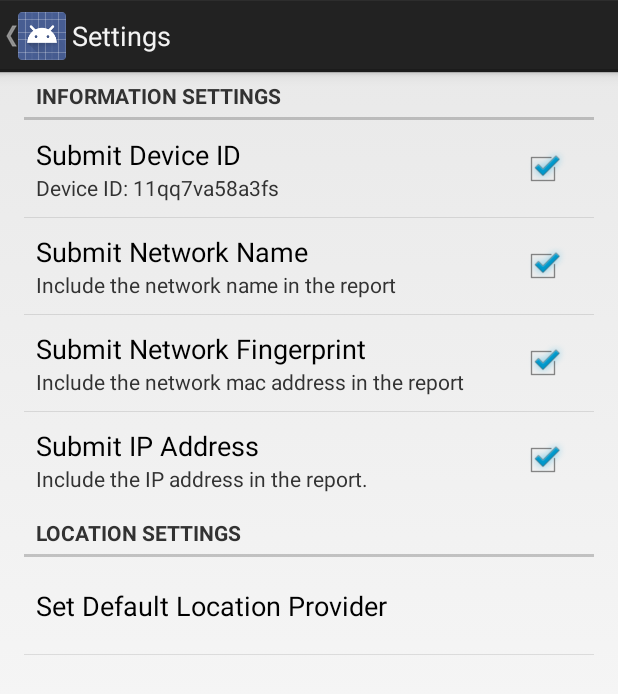
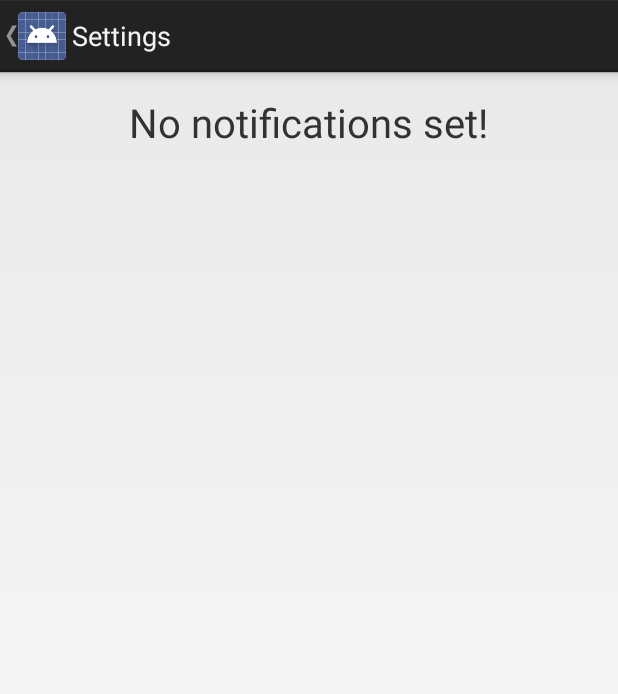
Before and after one commit to CBitLabs/geoip-android, an Android app: the SettingsActivity screen opened directly, with no data from a screen before it, on a phone screen of 412 x 824 dp. Shown: the top 694 px of the screen. Run offline under Robolectric (Android 15) with nearby library versions, the phone set to English and light mode, and no system bars.

Commit message:
notificatino settings

```diff
--- a/GeoIP/build.gradle
+++ b/GeoIP/build.gradle
@@ -3,7 +3,7 @@ buildscript {
         mavenCentral()
     }
     dependencies {
-        classpath 'com.android.tools.build:gradle:0.6.+'
+        classpath 'com.android.tools.build:gradle:0.8.+'
     }
 }
 apply plugin: 'android'
--- a/GeoIP/src/main/AndroidManifest.xml
+++ b/GeoIP/src/main/AndroidManifest.xml
@@ -47,7 +47,7 @@
                 android:value="com.cbitlabs.geoip.MainActivity" />
         </activity>
         <activity
-            android:name=".RatingDetailActivity"
+            android:name=".ScanDetailActivity"
             android:parentActivityName="com.cbitlabs.geoip.MainActivity">
             <!-- Parent activity meta-data to support API level 4+ -->
             <meta-data
--- a/GeoIP/src/main/java/com/cbitlabs/geoip/HistoryDetailActivity.java
+++ b/GeoIP/src/main/java/com/cbitlabs/geoip/HistoryDetailActivity.java
@@ -20,5 +20,6 @@ public class HistoryDetailActivity extends DetailActivity {
         setViewText(historyItem.getCreated_at_human(), R.id.item_created_at_human);
         setViewText(historyItem.getSsid(), R.id.detail_ssid);
         setRatingDetails(rating);
+        setupBtn(rating);
     }
 }
--- /dev/null
+++ b/GeoIP/src/main/java/com/cbitlabs/geoip/PrefManager.java
@@ -0,0 +1,19 @@
+package com.cbitlabs.geoip;
+
+import android.content.Context;
+import android.content.SharedPreferences;
+import android.preference.PreferenceManager;
+
+/**
+ * Created by jblum on 3/1/14.
+ */
+abstract class PrefManager {
+
+    protected static SharedPreferences.Editor getEditor(Context c) {
+        return getPreferences(c).edit();
+    }
+
+    protected static SharedPreferences getPreferences(Context c) {
+        return PreferenceManager.getDefaultSharedPreferences(c);
+    }
+}
--- a/GeoIP/src/main/java/com/cbitlabs/geoip/RatingDetailActivity.java
+++ b/GeoIP/src/main/java/com/cbitlabs/geoip/ScanDetailActivity.java
@@ -8,12 +8,13 @@ import android.widget.TextView;
 /**
  * Created by jblum on 2/25/14.
  */
-public class RatingDetailActivity extends DetailActivity {
+public class ScanDetailActivity extends DetailActivity {
 
 
     @Override
     protected void setupView() {
         Rating rating = (Rating) getIntent().getSerializableExtra(Rating.SER_KEY);
+        setupBtn(rating);
         setRatingDetails(rating);
         setViewText("", R.id.item_loc);
         setViewText("", R.id.item_created_at_human);
--- a/GeoIP/src/main/java/com/cbitlabs/geoip/ScanReportTask.java
+++ b/GeoIP/src/main/java/com/cbitlabs/geoip/ScanReportTask.java
@@ -20,9 +20,9 @@ public class ScanReportTask extends ReportingTask {
     }
 
     public void sendReport() {
-        final ArrayList<JsonObject> jsonResults = Util.getScanReport(this.context);
+        final ArrayList<JsonObject> jsonResults = Util.getScanReport(context);
 
-        if (!Util.isValidScanReport(this.context, jsonResults)) {
+        if (!Util.isValidScanReport(context, jsonResults)) {
             Log.i(Util.LOG_TAG, "Duplicate report. Scan Report not sent.");
             return;
         }
--- a/GeoIP/src/main/java/com/cbitlabs/geoip/SettingsActivity.java
+++ b/GeoIP/src/main/java/com/cbitlabs/geoip/SettingsActivity.java
@@ -1,81 +1,84 @@
 package com.cbitlabs.geoip;
 
-import android.annotation.TargetApi;
-import android.content.SharedPreferences;
-import android.os.Build;
+import android.app.Activity;
+import android.app.AlertDialog;
+import android.content.DialogInterface;
 import android.os.Bundle;
-import android.preference.CheckBoxPreference;
-import android.preference.Preference;
-import android.preference.PreferenceActivity;
-import android.preference.PreferenceManager;
-import android.support.v4.app.NavUtils;
-import android.util.Log;
-import android.view.MenuItem;
+import android.view.View;
+import android.widget.AdapterView;
+import android.widget.ArrayAdapter;
+import android.widget.ListView;
+import android.widget.TextView;
 
-import java.util.List;
+import java.util.Set;
 
-public class SettingsActivity extends PreferenceActivity implements Preference.OnPreferenceChangeListener {
-
-    private CheckBoxPreference submit_id;
-    private SharedPreferences prefs;
+public class SettingsActivity extends Activity {
+    private ArrayAdapter<String> notifcationAdaptor;
 
     @Override
     protected void onCreate(Bundle savedInstanceState) {
         super.onCreate(savedInstanceState);
-        prefs = PreferenceManager.getDefaultSharedPreferences(this);
-
         getActionBar().setDisplayHomeAsUpEnabled(true);
-
-        addPreferencesFromResource(R.xml.pref_general);
-
-        submit_id = (CheckBoxPreference) this.findPreference("submit_device_id");
-        submit_id.setOnPreferenceChangeListener(this);
-        this.updateDeviceIDHelpText();
+        setContentView(R.layout.activity_settings);
+        setAdapter();
+        setListView();
+        loadAdapter();
     }
 
-    @Override
-    public boolean onPreferenceChange(Preference preference, Object newValue) {
-        if (preference == this.submit_id) {
-            boolean doSubmit = (Boolean) newValue;
+    private void setListView() {
+        // basic setup of the ListView and adapter
+        final ListView lv = (ListView) findViewById(R.id.list);
+        lv.setAdapter(notifcationAdaptor);
+        lv.setEmptyView(findViewById(R.id.empty_element));
+        lv.setClickable(true);
+        lv.setOnItemClickListener(new AdapterView.OnItemClickListener() {
 
-            if (doSubmit) {
-                Util.generateDeviceID(this);
+            @Override
+            public void onItemClick(AdapterView<?> parent, final View view,
+                                    int position, long id) {
+
+                TextView textView = (TextView) view.findViewById(R.id.notification_ssid);
+                final String ssid = textView.getText().toString();
+                AlertDialog dialog = createDialog(ssid);
+                dialog.show();
+
             }
-            this.updateDeviceIDHelpText(doSubmit);
+
+        });
+    }
+
+    private AlertDialog createDialog(final String ssid) {
+
+
+        final AlertDialog.Builder builder = new AlertDialog.Builder(this);
+        builder.setMessage(R.string.rm_notification_title)
+                .setPositiveButton(R.string.rm_notification, new DialogInterface.OnClickListener() {
+                    public void onClick(DialogInterface dialog, int id) {
+                        NotificationManager.rmNetworkNotification(builder.getContext(), ssid);
+                        notifcationAdaptor.remove(ssid);
+                        notifcationAdaptor.notifyDataSetChanged();
+                    }
+                })
+                .setNegativeButton(R.string.cancel, new DialogInterface.OnClickListener() {
+                    public void onClick(DialogInterface dialog, int id) {
+                        dialog.dismiss();
+                    }
+                });
+
+        return builder.create();
+    }
+
+    private void setAdapter() {
+        if (notifcationAdaptor == null) {
+            notifcationAdaptor = new ArrayAdapter<String>(this, R.layout.notification_item, R.id.notification_ssid);
         }
-        return true;
+
+    }
+
+    private void loadAdapter() {
+        Set<String> networks = NotificationManager.getNetworks(getApplicationContext());
+        notifcationAdaptor.addAll(networks);
     }
 
 
-    private void updateDeviceIDHelpText() {
-        this.updateDeviceIDHelpText(this.submit_id.isChecked());
-    }
-
-    private void updateDeviceIDHelpText(boolean doSubmit) {
-
-        String description;
-        if (doSubmit) {
-            String deviceId = Util.getUUID(this);
-            description = "Device ID: ".concat(deviceId);
-        } else {
-            description = "Device ID will not be submitted.";
-        }
-        this.submit_id.setSummary(description);
-    }
-
-    @Override
-    public boolean onIsMultiPane() {
-        return false;
-    }
-
-
-    /**
-     * {@inheritDoc}
-     */
-    @Override
-    @TargetApi(Build.VERSION_CODES.HONEYCOMB)
-    public void onBuildHeaders(List<Header> target) {
-        return;
-    }
-
 }
--- a/GeoIP/src/main/java/com/cbitlabs/geoip/Util.java
+++ b/GeoIP/src/main/java/com/cbitlabs/geoip/Util.java
@@ -30,7 +30,7 @@ public class Util {
     public static final String DNS_SERVER = "geo.cbitlabs.com";
     public static final String DNS_RESOLVER = "cb101.public.cbitlabs.com";
     //    private static final String REPORT_SERVER_URL = "http://cb101.public.cbitlabs.com";
-    private static final String REPORT_SERVER_URL = "http://172.16.0.18:8000";
+    private static final String REPORT_SERVER_URL = "http://18.189.12.102:8000";
     public static final String PREF_KEY_DEVICE_ID = "device_id";
 
     public static final String NO_IP = "0.0.0.0";
@@ -161,9 +161,9 @@ public class Util {
                                              boolean saveReport) {
 
 
-        boolean isDuplicate = StorageManager.inPrefStorage(c, prefKey, bssid);
+        boolean isDuplicate = ReportCacheManager.inReportCache(c, prefKey, bssid);
         if (!isDuplicate && saveReport) {
-            StorageManager.putPrefStorage(c, prefKey, bssid);
+            ReportCacheManager.putReportCache(c, prefKey, bssid);
         }
 
         return isDuplicate;
--- /dev/null
+++ b/GeoIP/src/main/res/layout/activity_settings.xml
@@ -0,0 +1,24 @@
+<LinearLayout xmlns:android="http://schemas.android.com/apk/res/android"
+    xmlns:tools="http://schemas.android.com/tools"
+    android:id="@+id/container"
+    android:orientation="vertical"
+    android:layout_width="match_parent"
+    android:layout_height="match_parent"
+    tools:context=".SettingsActivity"
+    tools:ignore="MergeRootFrame"
+    android:paddingTop="15dp">
+
+    <ListView
+        android:id="@+id/list"
+        android:layout_width="fill_parent"
+        android:layout_height="wrap_content"
+        />
+
+    <TextView
+        android:id="@+id/empty_element"
+        android:layout_height="wrap_content"
+        android:layout_width="wrap_content"
+        android:text="@string/empty_network_notification"
+        android:textSize="12pt"
+        android:layout_gravity="center" />
+</LinearLayout>
--- a/GeoIP/src/main/res/layout/rating_detail.xml
+++ b/GeoIP/src/main/res/layout/rating_detail.xml
@@ -109,6 +109,6 @@
         android:layout_marginTop="209dp"
         android:layout_width="match_parent"
         android:layout_height="fill_parent"
-        android:text="@string/set_notification"
+        android:text="@string/set_notification_btn"
         android:id="@+id/button" />
 </LinearLayout>
--- a/GeoIP/src/main/res/values/rating_detail_strings.xml
+++ b/GeoIP/src/main/res/values/rating_detail.xml
@@ -4,8 +4,8 @@
     <string name="bot_count">Botnet</string>
     <string name="spam_count">Spam</string>
     <string name="unexp_count">Other</string>
-    <string name="set_notification">Set notification for this network</string>
-    <string name="rm_notification">Ignore events from this network</string>
+    <string name="set_notification_btn">Set notification for this network</string>
+    <string name="rm_notification_btn">Ignore events from this network</string>
     <string name="ex_ssid">Sample SSID</string>
     <string name="ex_loc">150-160 Massachusetts 3, Cambridge, MA 02142, USA</string>
     <string name="ex_created_at">1000 days ago</string>
--- /dev/null
+++ b/GeoIP/src/main/res/values/settings.xml
@@ -0,0 +1,7 @@
+<resources>
+    <string name="title_activity_settings">Settings</string>
+    <string name="empty_network_notification">No notifications set!</string>
+    <string name="rm_notification_title">Remove notifcations for this network?</string>
+    <string name="cancel">Cancel</string>
+    <string name="rm_notification">Remove</string>
+</resources>
--- a/GeoIP/src/main/res/values/strings_activity_settings.xml
+++ /dev/null
@@ -1,35 +0,0 @@
-<resources>
-    <string name="title_activity_settings">Settings</string>
-
-    <!-- Strings related to Settings -->
-    <string name="pref_category_server">Reporting Settings</string>
-    <string name="pref_category_privacy">Information Settings</string>
-    <string name="pref_category_location">Location Settings</string>
-    <!-- Example General settings -->
-    <string name="pref_header_general">General</string>
-
-    <string name="pref_submit_device_id">Submit Device ID</string>
-    <string name="pref_submit_device_id_desc">The current device id is:1234567</string>
-
-    <string name="pref_submit_ssid">Submit Network Name</string>
-    <string name="pref_submit_ssid_desc">Include the network name in the report</string>
-
-    <string name="pref_submit_bssid">Submit Network Fingerprint</string>
-    <string name="pref_submit_bssid_desc">Include the network mac address in the report</string>
-
-    <string name="pref_submit_ip">Submit IP Address</string>
-    <string name="pref_submit_ip_desc">Include the IP address in the report.</string>
-
-    <string name="pref_get_loc_method">Set Default Location Provider</string>
-
-    <string-array name="pref_get_loc_entries">
-        <item>Network</item>
-        <item>GPS</item>
-    </string-array>
-
-    <string-array name="pref_get_loc_entry_values">
-        <item>network</item>
-        <item>gps</item>
-    </string-array>
-
-</resources>
--- a/GeoIP/src/main/res/xml/pref_general.xml
+++ /dev/null
@@ -1,46 +0,0 @@
-<PreferenceScreen xmlns:android="http://schemas.android.com/apk/res/android">
-
-    <PreferenceCategory
-        android:title="@string/pref_category_privacy"
-        android:key="pref_privacy">
-
-        <CheckBoxPreference
-            android:key="submit_device_id"
-            android:title="@string/pref_submit_device_id"
-            android:summary="@string/pref_submit_device_id_desc"
-            android:defaultValue="true" />
-
-        <CheckBoxPreference
-            android:key="submit_ssid"
-            android:title="@string/pref_submit_ssid"
-            android:summary="@string/pref_submit_ssid_desc"
-            android:defaultValue="true" />
-
-        <CheckBoxPreference
-            android:key="submit_bssid"
-            android:title="@string/pref_submit_bssid"
-            android:summary="@string/pref_submit_bssid_desc"
-            android:defaultValue="true" />
-
-        <CheckBoxPreference
-            android:key="submit_ip"
-            android:title="@string/pref_submit_ip"
-            android:summary="@string/pref_submit_ip_desc"
-            android:defaultValue="true" />
-    </PreferenceCategory>
-
-    <PreferenceCategory
-        android:title="@string/pref_category_location"
-        android:key="pref_location">
-
-        <ListPreference
-            android:key="get_location_method"
-            android:title="@string/pref_get_loc_method"
-            android:entries="@array/pref_get_loc_entries"
-            android:entryValues="@array/pref_get_loc_entry_values"
-            android:defaultValue="network"
-            android:negativeButtonText="@null"
-            android:positiveButtonText="@null" />
-    </PreferenceCategory>
-
-</PreferenceScreen>
```
Also changed, not shown: GeoIP/src/main/java/com/cbitlabs/geoip/DetailActivity.java (+34 -0 lines), GeoIP/src/main/java/com/cbitlabs/geoip/MainActivity.java (+7 -5 lines), GeoIP/src/main/java/com/cbitlabs/geoip/NotificationManager.java (added, +45 -0 lines), GeoIP/src/main/java/com/cbitlabs/geoip/ReportCacheManager.java (renamed from GeoIP/src/main/java/com/cbitlabs/geoip/StorageManager.java, +4 -8 lines), GeoIP/src/main/res/layout/notification_item.xml (added, +25 -0 lines), GeoIP/src/main/res/xml/preferences.xml (added, +12 -0 lines), gradle/wrapper/gradle-wrapper.properties, 1 other file.
